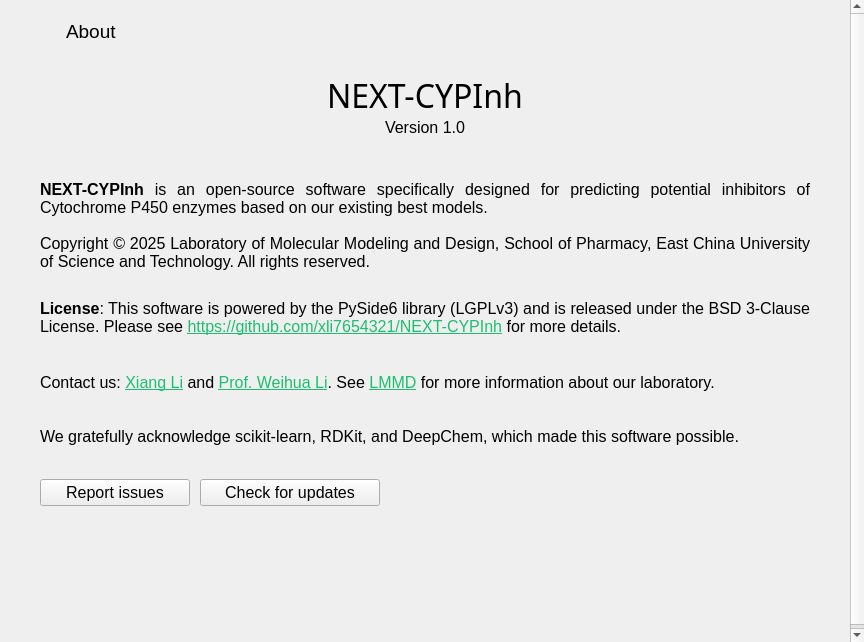
Qt form ui/about_page.ui (xli7654321/Neo-CYPi) before a commit.
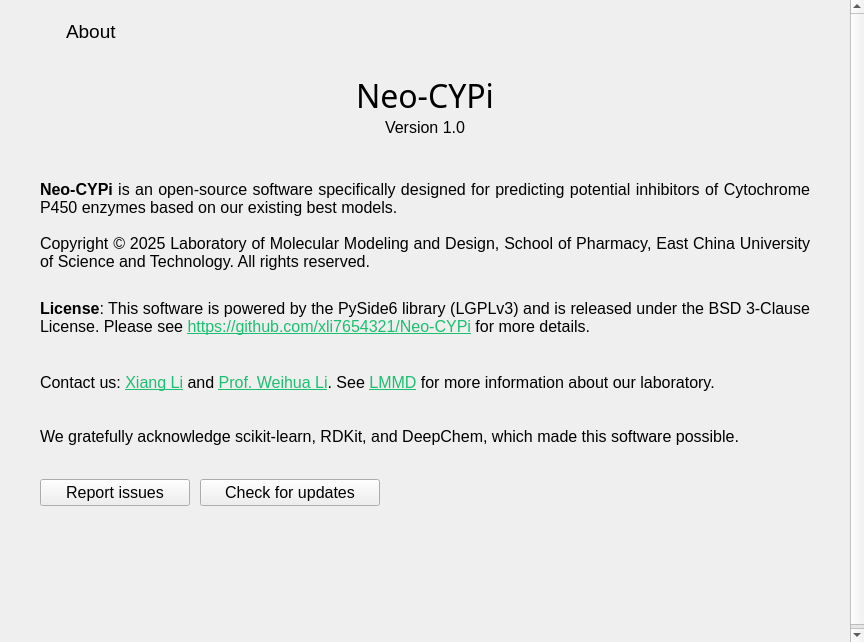
The same form after that commit. Icons and pictures are not drawn.

```diff
--- a/ui/about_page.ui
+++ b/ui/about_page.ui
@@ -197,7 +197,7 @@
         <enum>QFrame::Plain</enum>
        </property>
        <property name="text">
-        <string>NEXT-CYPInh</string>
+        <string>Neo-CYPi</string>
        </property>
        <property name="textFormat">
         <enum>Qt::PlainText</enum>
@@ -281,7 +281,7 @@
         <cursorShape>IBeamCursor</cursorShape>
        </property>
        <property name="text">
-        <string>&lt;html&gt;&lt;head/&gt;&lt;body&gt;&lt;p&gt;&lt;span style=&quot; font-weight:600;&quot;&gt;NEXT-CYPInh&lt;/span&gt; is an open-source software specifically designed for predicting potential inhibitors of Cytochrome P450 enzymes based on our existing best models.&lt;/p&gt;&lt;/body&gt;&lt;/html&gt;</string>
+        <string>&lt;html&gt;&lt;head/&gt;&lt;body&gt;&lt;p&gt;&lt;span style=&quot; font-weight:600;&quot;&gt;Neo-CYPi&lt;/span&gt; is an open-source software specifically designed for predicting potential inhibitors of Cytochrome P450 enzymes based on our existing best models.&lt;/p&gt;&lt;/body&gt;&lt;/html&gt;</string>
        </property>
        <property name="textFormat">
         <enum>Qt::RichText</enum>
@@ -396,7 +396,7 @@
         <enum>Qt::NoFocus</enum>
        </property>
        <property name="text">
-        <string>&lt;html&gt;&lt;head/&gt;&lt;body&gt;&lt;p&gt;&lt;span style=&quot; font-weight:600;&quot;&gt;License&lt;/span&gt;: This software is powered by the PySide6 library (LGPLv3) and is released under the BSD 3-Clause License. Please see &lt;a href=&quot;https://github.com/xli7654321/NEXT-CYPInh&quot;&gt;&lt;span style=&quot; text-decoration: underline; color:#1cbf70;&quot;&gt;https://github.com/xli7654321/NEXT-CYPInh&lt;/span&gt;&lt;/a&gt; for more details.&lt;/p&gt;&lt;/body&gt;&lt;/html&gt;</string>
+        <string>&lt;html&gt;&lt;head/&gt;&lt;body&gt;&lt;p&gt;&lt;span style=&quot; font-weight:600;&quot;&gt;License&lt;/span&gt;: This software is powered by the PySide6 library (LGPLv3) and is released under the BSD 3-Clause License. Please see &lt;a href=&quot;https://github.com/xli7654321/Neo-CYPi&quot;&gt;&lt;span style=&quot; text-decoration: underline; color:#1cbf70;&quot;&gt;https://github.com/xli7654321/Neo-CYPi&lt;/span&gt;&lt;/a&gt; for more details.&lt;/p&gt;&lt;/body&gt;&lt;/html&gt;</string>
        </property>
        <property name="textFormat">
         <enum>Qt::RichText</enum>
```
